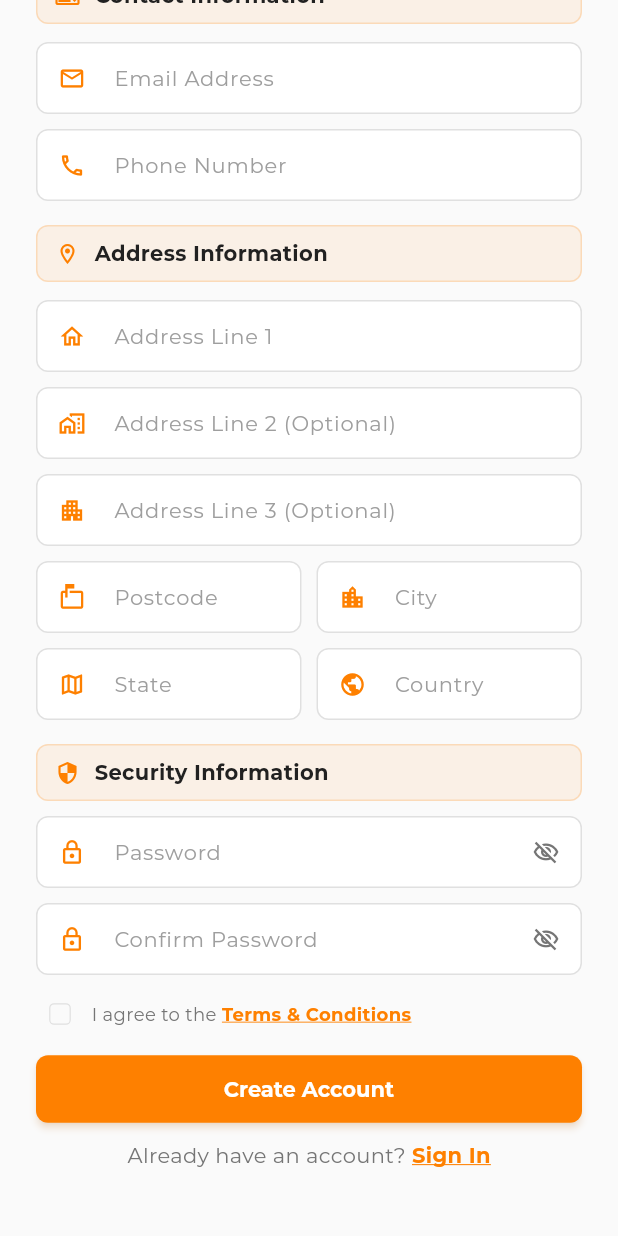
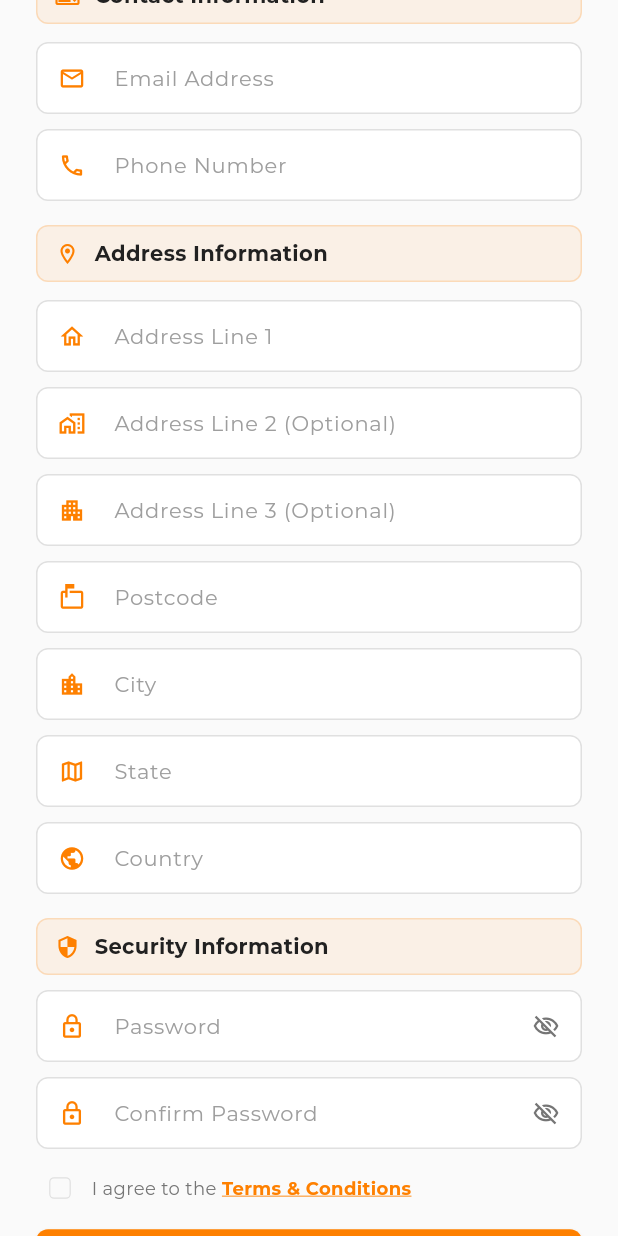
Before and after one commit to mralif93/arrahnu_auction_online_mobile, a Flutter app: the RegisterView screen opened directly, scrolled down 435 dp, on a phone screen of 412 x 824 dp. Run offline on Flutter 3.47's test engine with Material 3 defaults, Android fonts, the light colour scheme and no system bars; our stand-ins replace get, get_storage, image_picker; accounts and stored records are empty; project files that could hold a hidden picture were left out.

Commit message:
Refactor RegisterView: Simplify layout by converting fields to full-width inputs
- Replaced row-based layout for postcode, city, state, and country fields with individual full-width text fields.
- Improved code readability and maintainability by reducing nested structures.

```diff
--- a/lib/views/register_view.dart
+++ b/lib/views/register_view.dart
@@ -296,52 +296,42 @@ class RegisterView extends GetView<RegisterController> {
 
         SizedBox(height: ResponsivePadding.formFieldSpacing),
 
-        // Postcode and City Row
-        Row(
-          children: [
-            Expanded(
-              child: _buildCompactTextField(
+        // Postcode Field (Full Width)
+        _buildCompactTextField(
           controller: controller.postcodeController,
           hintText: "Postcode",
           icon: Icons.markunread_mailbox_outlined,
           keyboardType: TextInputType.number,
         ),
-            ),
-            SizedBox(width: ResponsivePadding.formFieldSpacing),
-            Expanded(
-              child: _buildCompactTextField(
+
+        SizedBox(height: ResponsivePadding.formFieldSpacing),
+
+        // City Field (Full Width)
+        _buildCompactTextField(
           controller: controller.cityController,
           hintText: "City",
           icon: Icons.location_city_outlined,
           keyboardType: TextInputType.text,
         ),
-            ),
-          ],
-        ),
 
         SizedBox(height: ResponsivePadding.formFieldSpacing),
 
-        // State and Country Row
-        Row(
-          children: [
-            Expanded(
-              child: _buildCompactTextField(
+        // State Field (Full Width)
+        _buildCompactTextField(
           controller: controller.stateController,
           hintText: "State",
           icon: Icons.map_outlined,
           keyboardType: TextInputType.text,
         ),
-            ),
-            SizedBox(width: ResponsivePadding.formFieldSpacing),
-            Expanded(
-              child: _buildCompactTextField(
+
+        SizedBox(height: ResponsivePadding.formFieldSpacing),
+
+        // Country Field (Full Width)
+        _buildCompactTextField(
           controller: controller.countryController,
           hintText: "Country",
           icon: Icons.public_outlined,
           keyboardType: TextInputType.text,
-              ),
-            ),
-          ],
         ),
 
         SizedBox(height: ResponsivePadding.sectionSpacing),
```
Lines whose indentation alone changed are shown as unchanged.
